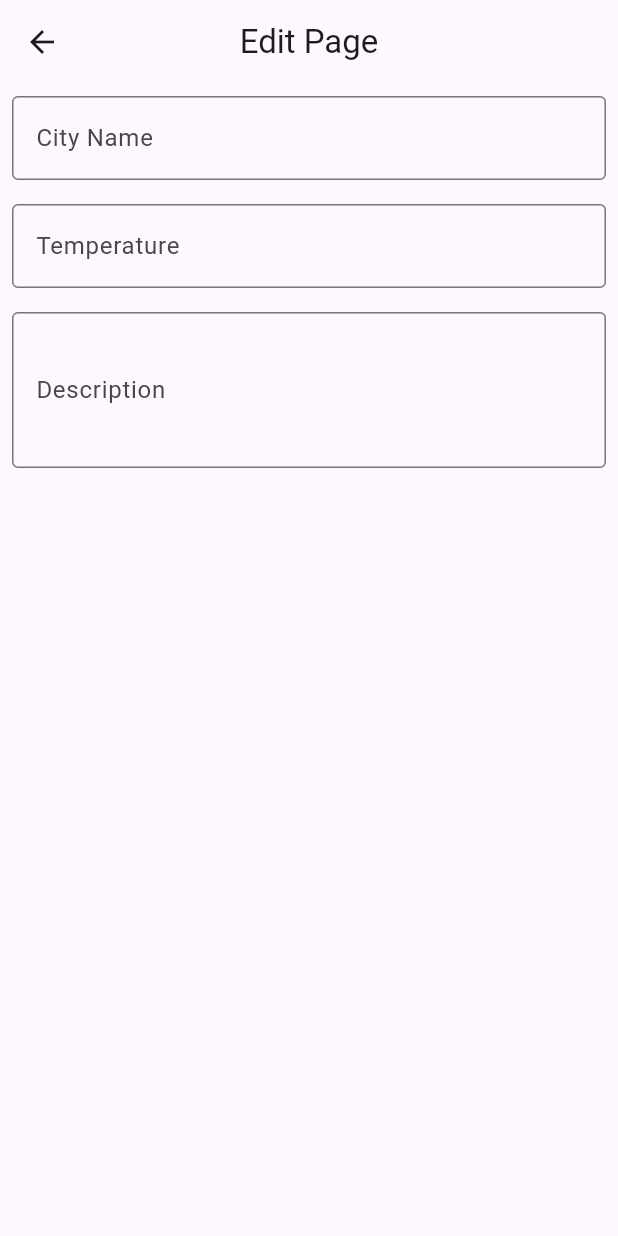
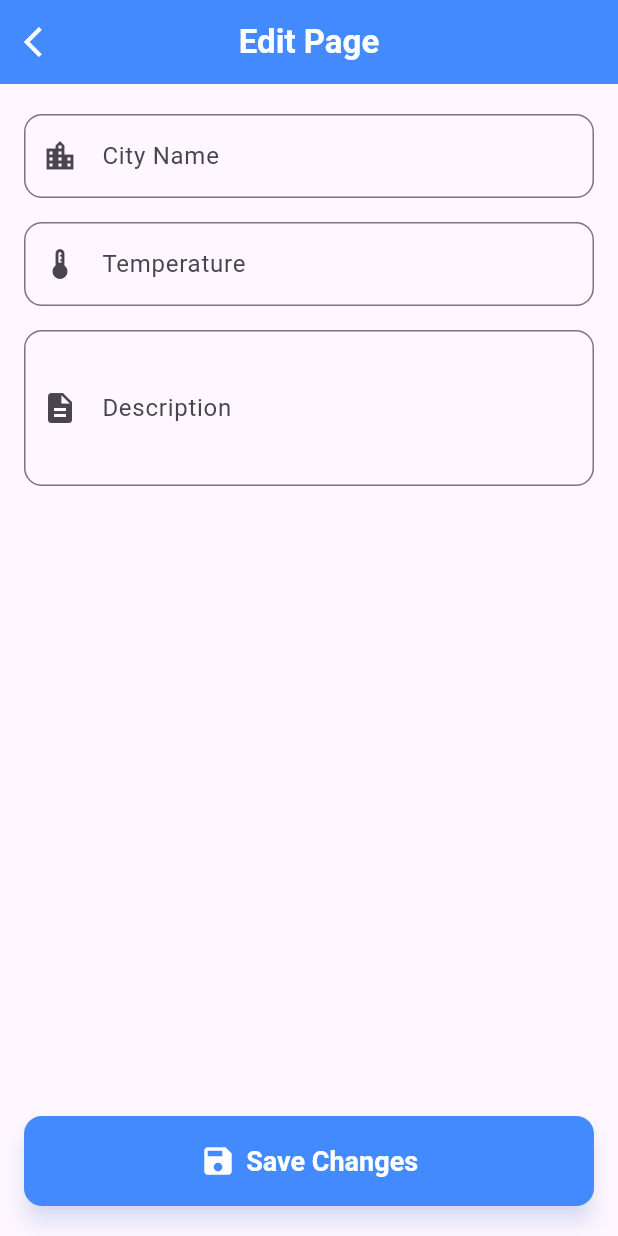
Before and after one commit to joaoconstancio1/city, a Flutter app: the EditPage screen opened directly with empty values, on a phone screen of 412 x 824 dp. Run offline on Flutter 3.47's test engine with Material 3 defaults, Android fonts, the phone set to English and light mode, and no system bars; our stand-ins replace dio, either_dart, equatable, flutter_bloc, flutter_modular, flutter_spinkit; network calls fail.

Commit message:
Enhance EditPage and HomePage UI with improved styling and layout; add consistent button and text field designs

```diff
--- a/lib/features/home/presentation/pages/edit_page.dart
+++ b/lib/features/home/presentation/pages/edit_page.dart
@@ -38,43 +38,95 @@ class _EditPageState extends State<EditPage> {
     return Scaffold(
       appBar: AppBar(
         centerTitle: true,
-        title: const Text('Edit Page'),
+        title: const Text(
+          'Edit Page',
+          style: TextStyle(fontWeight: FontWeight.bold, color: Colors.white),
         ),
-      body: ListView(
-        children: [
-          Padding(
-            padding: const EdgeInsets.all(8.0),
-            child: TextField(
-              controller: _cityController,
-              decoration: const InputDecoration(
-                labelText: 'City Name',
-                border: OutlineInputBorder(),
+        backgroundColor: Colors.blueAccent,
+        leading: IconButton(
+          icon: const Icon(Icons.arrow_back_ios, color: Colors.white),
+          onPressed: () {
+            Navigator.of(context).pop();
+          },
         ),
       ),
+      body: Padding(
+        padding: const EdgeInsets.symmetric(horizontal: 16.0, vertical: 20.0),
+        child: Column(
+          crossAxisAlignment: CrossAxisAlignment.stretch,
+          children: [
+            _buildTextField(
+              controller: _cityController,
+              label: 'City Name',
+              icon: Icons.location_city,
             ),
-          Padding(
-            padding: const EdgeInsets.all(8.0),
-            child: TextField(
+            const SizedBox(height: 16),
+            _buildTextField(
               controller: _temperatureController,
-              decoration: const InputDecoration(
-                labelText: 'Temperature',
-                border: OutlineInputBorder(),
+              label: 'Temperature',
+              icon: Icons.thermostat,
+              keyboardType: TextInputType.number,
+            ),
+            const SizedBox(height: 16),
+            _buildTextField(
+              controller: _descriptionController,
+              label: 'Description',
+              icon: Icons.description,
+              maxLines: 3,
+            ),
+            const Spacer(),
+            ElevatedButton.icon(
+              onPressed: () {
+                // Save action here
+              },
+              icon: const Icon(Icons.save, size: 24),
+              label: const Text(
+                'Save Changes',
+                style: TextStyle(
+                  fontWeight: FontWeight.bold,
                 ),
               ),
+              style: ElevatedButton.styleFrom(
+                padding:
+                    const EdgeInsets.symmetric(vertical: 18, horizontal: 24),
+                shape: RoundedRectangleBorder(
+                  borderRadius: BorderRadius.circular(12),
                 ),
-          Padding(
-            padding: const EdgeInsets.all(8.0),
-            child: TextField(
-              maxLines: 3,
-              controller: _descriptionController,
-              decoration: const InputDecoration(
-                labelText: 'Description',
-                border: OutlineInputBorder(),
-              ),
+                backgroundColor: Colors.blueAccent,
+                foregroundColor: Colors.white,
+                elevation: 6,
+                textStyle: const TextStyle(fontSize: 18),
+                shadowColor: Colors.blueAccent.withOpacity(0.3),
               ),
             ),
           ],
         ),
+      ),
+    );
+  }
+
+  Widget _buildTextField({
+    required TextEditingController controller,
+    required String label,
+    required IconData icon,
+    TextInputType keyboardType = TextInputType.text,
+    int maxLines = 1,
+  }) {
+    return TextField(
+      controller: controller,
+      keyboardType: keyboardType,
+      maxLines: maxLines,
+      decoration: InputDecoration(
+        labelText: label,
+        prefixIcon: Icon(icon),
+        border: OutlineInputBorder(
+          borderRadius: BorderRadius.circular(12),
+        ),
+        focusedBorder: OutlineInputBorder(
+          borderRadius: BorderRadius.circular(12),
+          borderSide: const BorderSide(color: Colors.blueAccent),
+        ),
+      ),
     );
   }
 }
--- a/lib/features/home/presentation/pages/home_page.dart
+++ b/lib/features/home/presentation/pages/home_page.dart
@@ -32,11 +32,18 @@ class _HomePageViewState extends State<HomePageView> {
   Widget build(BuildContext context) {
     return Scaffold(
       appBar: AppBar(
-        title: Text('Weather Info'),
+        backgroundColor: Colors.blueAccent,
+        title: Text(
+          'Weather Info',
+          style: TextStyle(fontWeight: FontWeight.bold, color: Colors.white),
+        ),
         centerTitle: true,
         actions: [
           IconButton(
-            icon: Icon(Icons.add),
+            icon: Icon(
+              Icons.add,
+              color: Colors.white,
+            ),
             onPressed: () {
               context.read<HomePageCubit>().addCity();
             },
```
Lines whose indentation alone changed are shown as unchanged.
